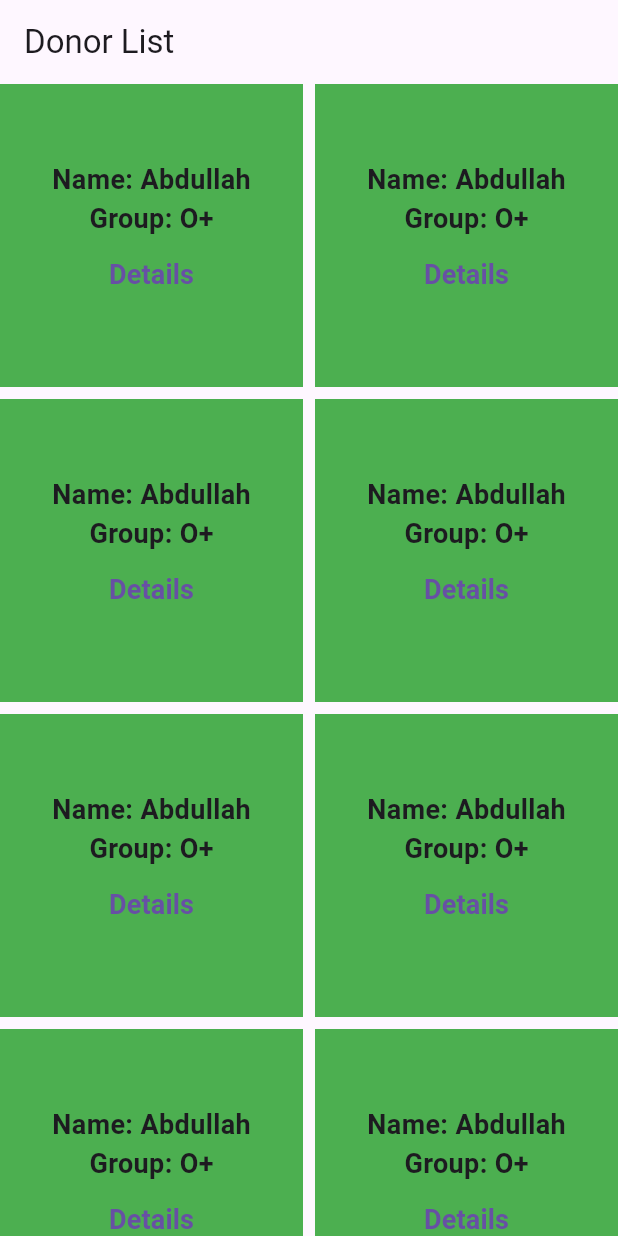
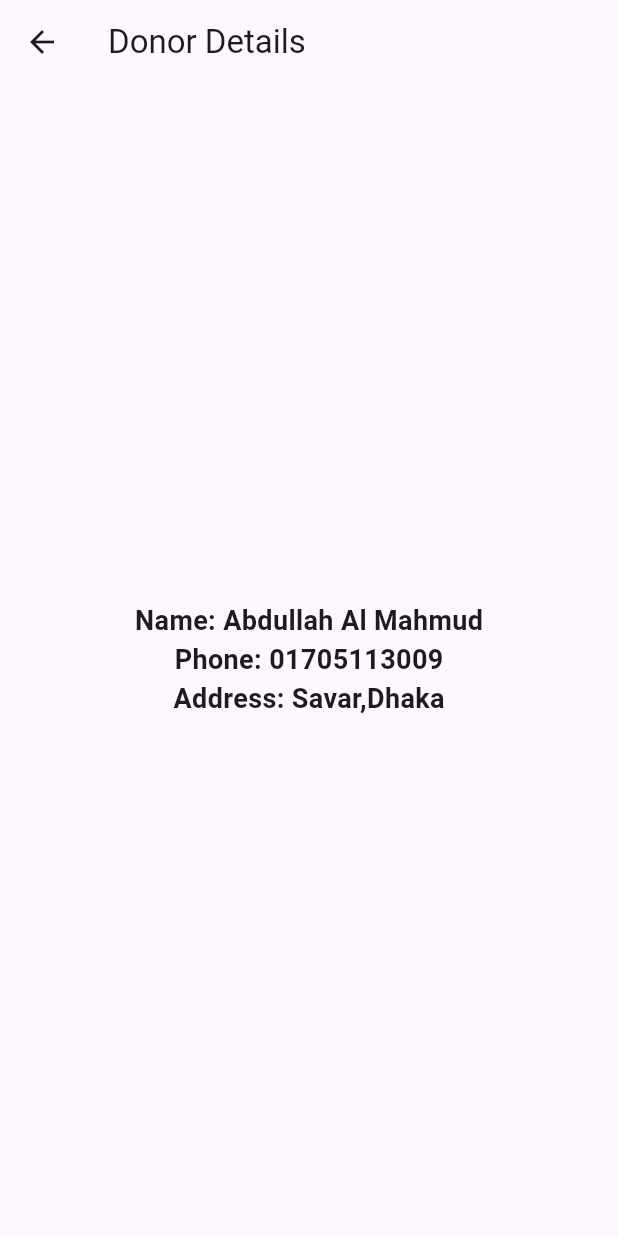
Before and after one commit to mahmud5658/blood_bank, a Flutter app: the screen it shows after launch, after a tap on "Details", on a phone screen of 412 x 824 dp. Run offline on Flutter 3.47's test engine with Material 3 defaults, Android fonts, the phone set to English and light mode, and no system bars.

Commit message:
donor and details screen

```diff
--- a/lib/app.dart
+++ b/lib/app.dart
@@ -1,4 +1,5 @@
 import 'package:blood/screen/donor_details_screen.dart';
+import 'package:blood/screen/donor_screen.dart';
 import 'package:flutter/material.dart';
 
 class BloodDonation extends StatelessWidget {
@@ -6,8 +7,8 @@ class BloodDonation extends StatelessWidget {
 
   @override
   Widget build(BuildContext context) {
-   return MaterialApp(
-     home: DonorDetailsScreen(),
-   );
+    return MaterialApp(
+      home: DonorScreen(),
+    );
   }
 }
--- a/lib/screen/donor_details_screen.dart
+++ b/lib/screen/donor_details_screen.dart
@@ -7,23 +7,18 @@ class DonorDetailsScreen extends StatelessWidget {
   Widget build(BuildContext context) {
     return Scaffold(
       appBar: AppBar(
-       title: Text('Donor List'),
+        title: Text('Donor Details'),
       ),
-     body: GridView.builder(gridDelegate: SliverGridDelegateWithFixedCrossAxisCount(crossAxisCount: 2,crossAxisSpacing: 8,mainAxisSpacing: 8), itemBuilder: (context,index){
-       return Container(
-         decoration: BoxDecoration(
-           color: Colors.green
-         ),
+      body: Center(
         child: Column(
           mainAxisAlignment: MainAxisAlignment.center,
           children: [
-             Text('Name: Abdullah',style: TextStyle(fontSize: 18,fontWeight: FontWeight.w700),),
-             Text('Group: O+',style: TextStyle(fontSize: 18,fontWeight: FontWeight.w700)),
-             TextButton(onPressed: (){}, child: Text('Details',style: TextStyle(fontSize: 18,fontWeight: FontWeight.w700)))
+            Text('Name: Abdullah Al Mahmud',style: TextStyle(fontSize: 18,fontWeight: FontWeight.w700)),
+            Text('Phone: 01705113009',style: TextStyle(fontSize: 18,fontWeight: FontWeight.w700)),
+            Text('Address: Savar,Dhaka',style: TextStyle(fontSize: 18,fontWeight: FontWeight.w700))
           ],
         ),
-       );
-     }),
+      ),
     );
   }
 }
--- a/lib/screen/donor_screen.dart
+++ b/lib/screen/donor_screen.dart
@@ -0,0 +1,32 @@
+import 'package:blood/screen/donor_details_screen.dart';
+import 'package:flutter/material.dart';
+
+class DonorScreen extends StatelessWidget {
+  const DonorScreen({super.key});
+
+  @override
+  Widget build(BuildContext context) {
+    return Scaffold(
+      appBar: AppBar(
+        title: Text('Donor List'),
+      ),
+      body: GridView.builder(gridDelegate: SliverGridDelegateWithFixedCrossAxisCount(crossAxisCount: 2,crossAxisSpacing: 8,mainAxisSpacing: 8), itemBuilder: (context,index){
+        return Container(
+          decoration: BoxDecoration(
+              color: Colors.green
+          ),
+          child: Column(
+            mainAxisAlignment: MainAxisAlignment.center,
+            children: [
+              Text('Name: Abdullah',style: TextStyle(fontSize: 18,fontWeight: FontWeight.w700),),
+              Text('Group: O+',style: TextStyle(fontSize: 18,fontWeight: FontWeight.w700)),
+              TextButton(onPressed: (){
+                Navigator.push(context, MaterialPageRoute(builder: (context)=>DonorDetailsScreen()));
+              }, child: Text('Details',style: TextStyle(fontSize: 18,fontWeight: FontWeight.w700)))
+            ],
+          ),
+        );
+      }),
+    );
+  }
+}
```
Lines whose indentation alone changed are shown as unchanged.
